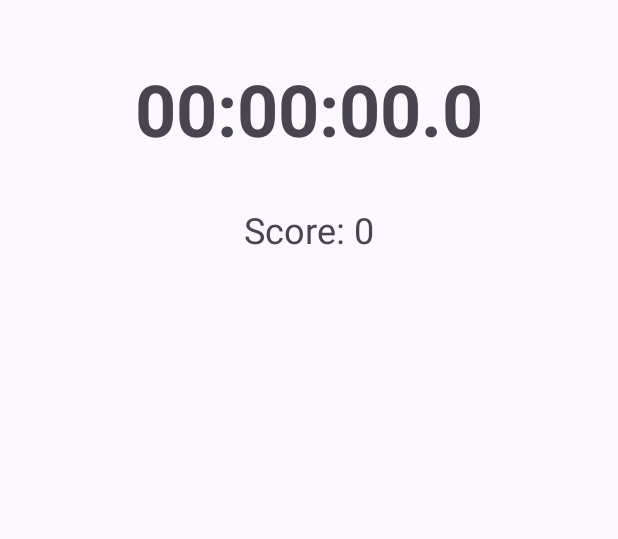
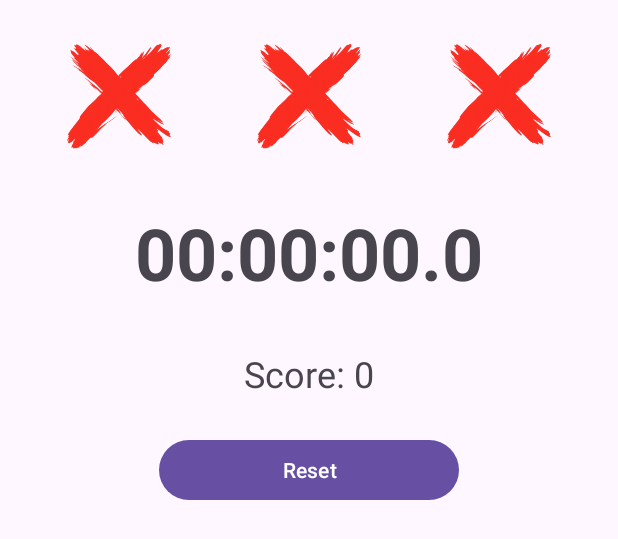
Before and after one commit to SullivanHart/WhackMole, an Android app: the layout activity_whackmole.xml on its own in the app's theme, with its tools: preview values and no code run, on a phone screen of 412 x 824 dp. Shown: the top 539 px of the screen. Run offline under Robolectric (Android 15) with nearby library versions, the phone set to English and light mode, and no system bars.

Commit message:
add grid

```diff
--- a/app/src/main/AndroidManifest.xml
+++ b/app/src/main/AndroidManifest.xml
@@ -20,6 +20,7 @@
                 <category android:name="android.intent.category.LAUNCHER" />
             </intent-filter>
         </activity>
+        <activity android:name=".WhackmoleActivity"></activity>
         <activity android:name=".StopwatchActivity"></activity>
     </application>
 
--- a/app/src/main/res/layout/activity_whackmole.xml
+++ b/app/src/main/res/layout/activity_whackmole.xml
@@ -8,32 +8,38 @@
 
     <LinearLayout
         android:id="@+id/livesContainer"
-        android:layout_width="wrap_content"
-        android:layout_height="wrap_content"
+        android:layout_width="match_parent"
+        android:layout_height="96dp"
         android:orientation="horizontal"
         android:gravity="center"
         android:layout_marginBottom="24dp">
 
         <ImageView
             android:id="@+id/x0"
-            android:layout_width="96dp"
-            android:layout_height="96dp"
+            android:layout_height="match_parent"
+            android:layout_width="0dp"
+            android:layout_weight="1"
+            android:scaleType="fitCenter"
             android:src="@drawable/x_one"
-            android:visibility="gone" />
+            android:visibility="visible" />
 
         <ImageView
             android:id="@+id/x1"
-            android:layout_width="96dp"
-            android:layout_height="96dp"
+            android:layout_height="match_parent"
+            android:layout_width="0dp"
+            android:layout_weight="1"
+            android:scaleType="fitCenter"
             android:src="@drawable/x_one"
-            android:visibility="gone" />
+            android:visibility="visible" />
 
         <ImageView
             android:id="@+id/x2"
-            android:layout_width="96dp"
-            android:layout_height="96dp"
+            android:layout_height="match_parent"
+            android:layout_width="0dp"
+            android:layout_weight="1"
+            android:scaleType="fitCenter"
             android:src="@drawable/x_one"
-            android:visibility="gone" />
+            android:visibility="visible" />
     </LinearLayout>
 
     <!-- TextView to display elapsed time -->
@@ -55,37 +61,21 @@
         android:textSize="24sp"
         android:layout_marginBottom="24dp"/>
 
-<!--    &lt;!&ndash; Grid of holes (dynamic) &ndash;&gt;-->
-<!--    <GridLayout-->
-<!--        android:id="@+id/gridHoles"-->
-<!--        android:layout_width="match_parent"-->
-<!--        android:layout_height="wrap_content"-->
-<!--        android:alignmentMode="alignMargins"-->
-<!--        android:columnCount="3"-->
-<!--        android:rowCount="3"-->
-<!--        android:useDefaultMargins="true">-->
+    <!-- Reset Button -->
+    <Button
+        android:id="@+id/btnReset"
+        android:layout_width="200dp"
+        android:layout_height="wrap_content"
+        android:text="Reset"/>
 
-<!--        &lt;!&ndash; Example fixed 9 holes (you can generate dynamically in Java/Kotlin) &ndash;&gt;-->
-<!--        <Button-->
-<!--            android:id="@+id/hole1"-->
-<!--            android:layout_width="100dp"-->
-<!--            android:layout_height="100dp"-->
-<!--            android:text="Hole"-->
-<!--            android:background="@android:drawable/btn_default" />-->
-
-<!--        <Button-->
-<!--            android:id="@+id/hole2"-->
-<!--            android:layout_width="100dp"-->
-<!--            android:layout_height="100dp"-->
-<!--            android:text="Hole" />-->
-
-<!--        <Button-->
-<!--            android:id="@+id/hole3"-->
-<!--            android:layout_width="100dp"-->
-<!--            android:layout_height="100dp"-->
-<!--            android:text="Hole" />-->
-
-<!--        &lt;!&ndash; Add more holes as needed &ndash;&gt;-->
-<!--    </GridLayout>-->
+    <!-- Grid of holes -->
+    <GridLayout
+        android:id="@+id/gridHoles"
+        android:layout_width="match_parent"
+        android:layout_height="wrap_content"
+        android:alignmentMode="alignMargins"
+        android:columnCount="3"
+        android:rowCount="3"
+        android:useDefaultMargins="true"/>
 
 </LinearLayout>
--- a/settings.gradle.kts
+++ b/settings.gradle.kts
@@ -19,5 +19,5 @@ dependencyResolutionManagement {
     }
 }
 
-rootProject.name = "StopwatchSample"
+rootProject.name = "WhackMole"
 include(":app")
```
Also changed, not shown: app/src/main/java/com/example/stopwatchsample/MainActivity.java (+11 -1 lines), app/src/main/java/com/example/stopwatchsample/WhackmoleActivity.java (+57 -1 lines), app/src/main/res/layout/activity_main.xml (+8 -0 lines), 1 other file.
